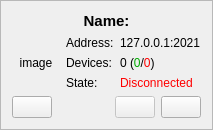
Above: IOTV/src/IOTV_Client/gui_server.ui from verbkinm/IOT before the change. Below: the same form after it.
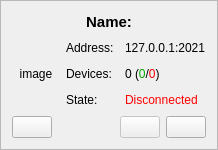
That is the form after the change. Icons and pictures are not drawn.

Diff of the .ui file:
```diff
--- a/IOTV/src/IOTV_Client/gui_server.ui
+++ b/IOTV/src/IOTV_Client/gui_server.ui
@@ -6,8 +6,8 @@
    <rect>
     <x>0</x>
     <y>0</y>
-    <width>199</width>
-    <height>127</height>
+    <width>218</width>
+    <height>150</height>
    </rect>
   </property>
   <property name="sizePolicy">
@@ -22,6 +22,9 @@
   <property name="frameShape">
    <enum>QFrame::StyledPanel</enum>
   </property>
+  <property name="frameShadow">
+   <enum>QFrame::Raised</enum>
+  </property>
   <property name="lineWidth">
    <number>5</number>
   </property>
```
